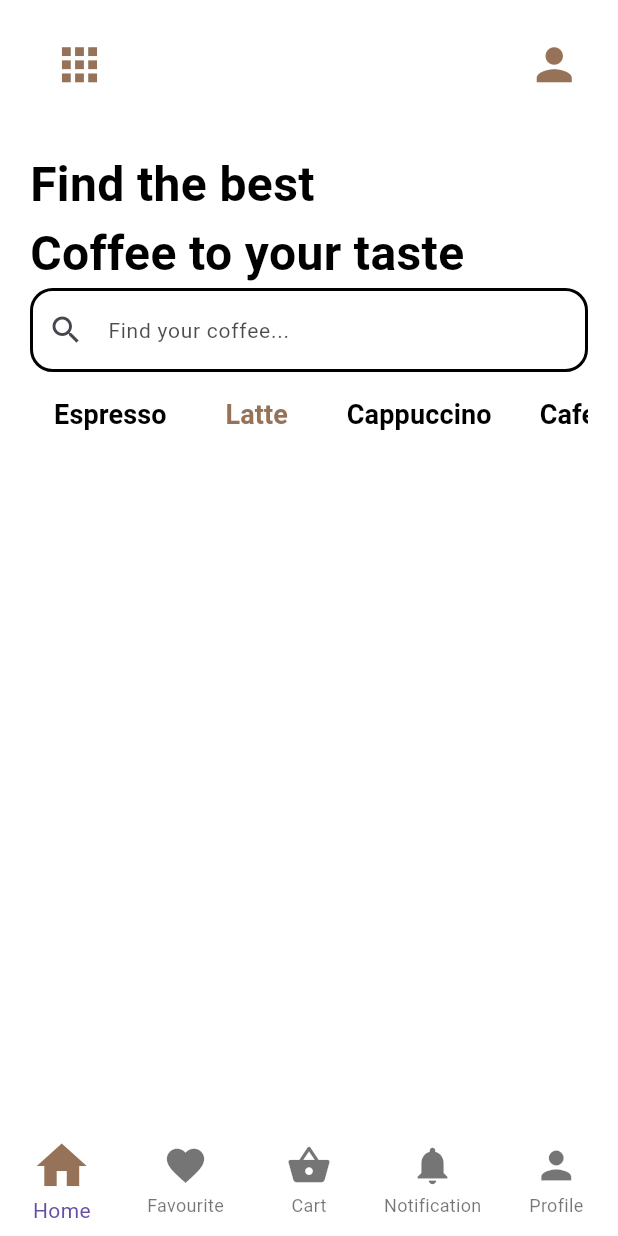
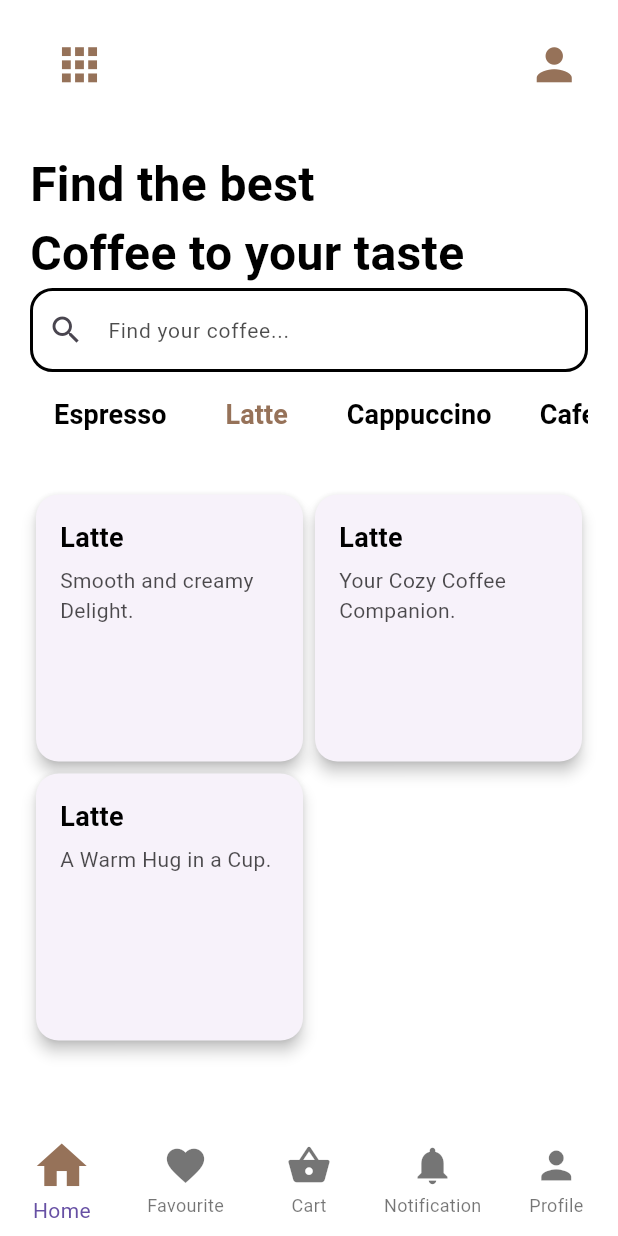
Before and after one commit to CSI-Trainee-2024/Task5_Naman_2312090, a Flutter app: the BottomNavigation screen opened directly, after a tap on "Latte", on a phone screen of 412 x 824 dp. Run offline on Flutter 3.47's test engine with Material 3 defaults, Android fonts, the phone set to English and light mode, and no system bars; our stand-ins replace font_awesome_flutter; Roboto replaces fonts that are missing (Poppins).

Commit message:
added different types of coffes using gridview

```diff
--- a/lib/screens/HomePage.dart
+++ b/lib/screens/HomePage.dart
@@ -32,7 +32,7 @@ class _homePageState extends State<homePage> {
                   borderSide:
                       const BorderSide(color: colors.mainColor, width: 2))),
         ),
-        coffee(),
+        CoffeeSelection(),
       ],
     );
   }
--- a/lib/subScreens/coffee.dart
+++ b/lib/subScreens/coffee.dart
@@ -1,46 +1,185 @@
-import 'package:coffee_app/subScreens/product1.dart';
+import 'package:flutter/material.dart';
 import 'package:coffee_app/utils/constants/colors.dart';
-import 'package:flutter/material.dart';
-import 'package:flutter/widgets.dart';
+import 'package:coffee_app/utils/theme/custom_theme/text_theme.dart';
 
-class coffee extends StatefulWidget {
+class CoffeeSelection extends StatefulWidget {
   @override
-  State<coffee> createState() => _coffeeState();
+  State<CoffeeSelection> createState() => _CoffeeSelectionState();
 }
 
-class _coffeeState extends State<coffee> {
-  int selectCoffee = 0;
-  List coffee = ["Espresso", "Latte", "Cappuccino", "Cafetiere"];
+class _CoffeeSelectionState extends State<CoffeeSelection> {
+  Map<String, String>? selectedCoffee;
+
+  final List<Map<String, String>> coffeeData = [
+    {
+      "name": "Espresso",
+      "description1": "Bold Flavor, Pure Energy.",
+      "description2": "Richness in Every Sip.",
+      "description3": "Crafted for Coffee Lovers.",
+      "description4": "Instant Boost, Lasting Flavor.",
+      "description5": "Elevate Your Coffee Experience.",
+      "description6": "Espresso: Your Daily Ritual.",
+      "image": "assets/images/espresso.png",
+    },
+    {
+      "name": "Latte",
+      "description1": "Smooth and creamy Delight.",
+      "description2": "Your Cozy Coffee Companion.",
+      "description3": "A Warm Hug in a Cup.",
+      "description4": "Comfort in Every Creamy Sip",
+      "description5": "Elevate Your Coffee Ritual.",
+      "description6": "Indulge in Every Sip.",
+      "image": "assets/images/latte.png",
+    },
+    {
+      "name": "Cappuccino",
+      "description1": "Cappuccino: Foam Your Day.",
+      "description2": "Sip, Smile, Repeat.",
+      "description3": "Awaken Your Senses Today.",
+      "description4": "Indulge in Creamy Perfection.",
+      "description5": "Warmth in Every Mug.",
+      "description6": "Savor the Creamy Dream.",
+      "image": "assets/images/cappuccino.png",
+    },
+    {
+      "name": "Cafetiere",
+      "description1": "Rich, full-bodied coffee.",
+      "description2": "Savor the French Press Magic.",
+      "description3": "Awaken Your Senses, Press On.",
+      "description4": "Press for Coffee, Press for Life.",
+      "description5": "Experience Coffee, Unfiltered Joy.",
+      "description6": "Elevate Your Coffee Ritual.",
+      "image": "assets/images/cafetiere.png",
+    },
+  ];
+
+  @override
+  void initState() {
+    super.initState();
+    selectedCoffee = coffeeData[0];
+  }
+
+  void CoffeeSelected(int index) {
+    setState(() {
+      selectedCoffee = coffeeData[index];
+    });
+  }
 
   @override
   Widget build(BuildContext context) {
+    return Column(
+      children: [
+        CoffeeSelection(),
+        SizedBox(height: 20),
+        if (selectedCoffee != null) CoffeeDetails(),
+      ],
+    );
+  }
+
+  Widget CoffeeSelection() {
     return SizedBox(
       height: MediaQuery.of(context).size.height * 0.07,
       child: ListView.builder(
         scrollDirection: Axis.horizontal,
-        itemCount: coffee.length,
+        itemCount: coffeeData.length,
         itemBuilder: (context, index) {
           return MaterialButton(
-            onPressed: () {
-              setState(() {
-                selectCoffee = index;
-                if (selectCoffee == 0) {
-                  print("Espreso");
-                }
-              });
-            },
+            onPressed: () => CoffeeSelected(index),
             child: Text(
-              coffee[index],
+              coffeeData[index]["name"]!,
               style: TextStyle(
-                  fontSize: 18,
-                  fontWeight: FontWeight.w600,
-                  color: selectCoffee == index
-                      ? colors.mainColor
-                      : colors.secondaryColor),
+                fontSize: 18,
+                fontWeight: FontWeight.w600,
+                color: selectedCoffee != null &&
+                        selectedCoffee!["name"] == coffeeData[index]["name"]
+                    ? colors.mainColor
+                    : colors.secondaryColor,
+              ),
             ),
           );
         },
       ),
     );
   }
+
+  Widget CoffeeDetails() {
+    return Container(
+      height: MediaQuery.of(context).size.height,
+      child: GridView(
+        gridDelegate:
+            SliverGridDelegateWithFixedCrossAxisCount(crossAxisCount: 2),
+        children: [
+          Card(
+            elevation: 4,
+            shape:
+                RoundedRectangleBorder(borderRadius: BorderRadius.circular(15)),
+            child: Padding(
+              padding: const EdgeInsets.all(16.0),
+              child: Column(
+                mainAxisSize: MainAxisSize.min,
+                crossAxisAlignment: CrossAxisAlignment.start,
+                children: [
+                  Text(
+                    selectedCoffee!["name"]!,
+                    style: textTheme.lightTextTheme.headlineMedium,
+                  ),
+                  SizedBox(height: 5),
+                  Text(
+                    selectedCoffee!["description1"]!,
+                    style: textTheme.lightTextTheme.bodySmall,
+                  ),
+                ],
+              ),
+            ),
+          ),
+          Card(
+            elevation: 4,
+            shape:
+                RoundedRectangleBorder(borderRadius: BorderRadius.circular(15)),
+            child: Padding(
+              padding: const EdgeInsets.all(16.0),
+              child: Column(
+                mainAxisSize: MainAxisSize.min,
+                crossAxisAlignment: CrossAxisAlignment.start,
+                children: [
+                  Text(
+                    selectedCoffee!["name"]!,
+                    style: textTheme.lightTextTheme.headlineMedium,
+                  ),
+                  SizedBox(height: 5),
+                  Text(
+                    selectedCoffee!["description2"]!,
+                    style: textTheme.lightTextTheme.bodySmall,
+                  ),
+                ],
+              ),
+            ),
+          ),
+          Card(
+            elevation: 4,
+            shape:
+                RoundedRectangleBorder(borderRadius: BorderRadius.circular(15)),
+            child: Padding(
+              padding: const EdgeInsets.all(16.0),
+              child: Column(
+                mainAxisSize: MainAxisSize.min,
+                crossAxisAlignment: CrossAxisAlignment.start,
+                children: [
+                  Text(
+                    selectedCoffee!["name"]!,
+                    style: textTheme.lightTextTheme.headlineMedium,
+                  ),
+                  SizedBox(height: 5),
+                  Text(
+                    selectedCoffee!["description3"]!,
+                    style: textTheme.lightTextTheme.bodySmall,
+                  ),
+                ],
+              ),
+            ),
+          )
+        ],
+      ),
+    );
+  }
 }
```
